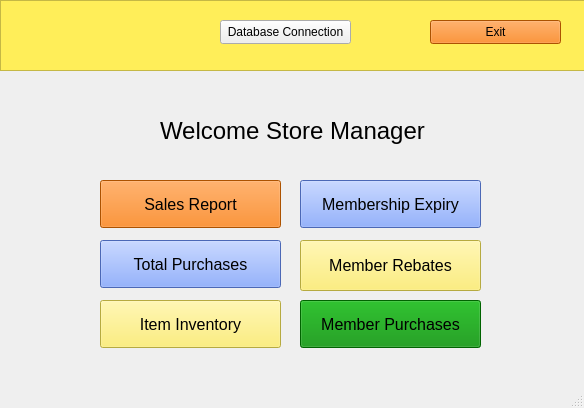
First picture: the form in storemanager.ui, repository P4TOO/BulkClub-System, before the edit.
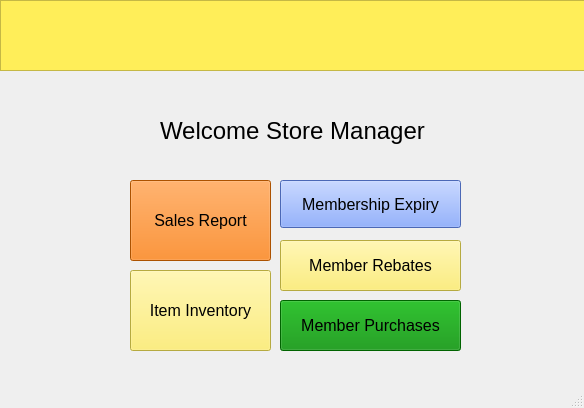
Second picture: the form after the edit. Icons and pictures are not drawn.

Commit message: modified storemanager and rebatwindow ui

What changed in the file:
```diff
--- a/storemanager.ui
+++ b/storemanager.ui
@@ -17,23 +17,10 @@
    <string notr="true"/>
   </property>
   <widget class="QWidget" name="centralwidget">
-   <widget class="QPushButton" name="checkDatabaseConnection">
-    <property name="geometry">
-     <rect>
-      <x>220</x>
-      <y>20</y>
-      <width>131</width>
-      <height>24</height>
-     </rect>
-    </property>
-    <property name="text">
-     <string>Database Connection</string>
-    </property>
-   </widget>
    <widget class="QPushButton" name="member_rebates">
     <property name="geometry">
      <rect>
-      <x>300</x>
+      <x>280</x>
       <y>240</y>
       <width>181</width>
       <height>51</height>
@@ -54,10 +41,10 @@
    <widget class="QPushButton" name="member_purchases">
     <property name="geometry">
      <rect>
-      <x>300</x>
+      <x>280</x>
       <y>300</y>
       <width>181</width>
-      <height>48</height>
+      <height>51</height>
      </rect>
     </property>
     <property name="font">
@@ -75,7 +62,7 @@
    <widget class="QPushButton" name="membership_expiry_search">
     <property name="geometry">
      <rect>
-      <x>300</x>
+      <x>280</x>
       <y>180</y>
       <width>181</width>
       <height>48</height>
@@ -96,10 +83,10 @@
    <widget class="QPushButton" name="item_inventory">
     <property name="geometry">
      <rect>
-      <x>100</x>
-      <y>300</y>
-      <width>181</width>
-      <height>48</height>
+      <x>130</x>
+      <y>270</y>
+      <width>141</width>
+      <height>81</height>
      </rect>
     </property>
     <property name="font">
@@ -117,10 +104,10 @@
    <widget class="QPushButton" name="sales_report">
     <property name="geometry">
      <rect>
-      <x>100</x>
+      <x>130</x>
       <y>180</y>
-      <width>181</width>
-      <height>48</height>
+      <width>141</width>
+      <height>81</height>
      </rect>
     </property>
     <property name="font">
@@ -138,27 +125,6 @@
      <string>Sales Report</string>
     </property>
    </widget>
-   <widget class="QPushButton" name="total_purchases">
-    <property name="geometry">
-     <rect>
-      <x>100</x>
-      <y>240</y>
-      <width>181</width>
-      <height>48</height>
-     </rect>
-    </property>
-    <property name="font">
-     <font>
-      <pointsize>12</pointsize>
-     </font>
-    </property>
-    <property name="styleSheet">
-     <string notr="true">background-color: rgb(105, 146, 255)</string>
-    </property>
-    <property name="text">
-     <string>Total Purchases</string>
-    </property>
-   </widget>
    <widget class="QLabel" name="label">
     <property name="geometry">
      <rect>
@@ -177,22 +143,6 @@
      <string>Welcome Store Manager</string>
     </property>
    </widget>
-   <widget class="QPushButton" name="exitButton">
-    <property name="geometry">
-     <rect>
-      <x>430</x>
-      <y>20</y>
-      <width>131</width>
-      <height>24</height>
-     </rect>
-    </property>
-    <property name="styleSheet">
-     <string notr="true">background-color: rgb(241, 115, 0)</string>
-    </property>
-    <property name="text">
-     <string>Exit</string>
-    </property>
-   </widget>
    <widget class="QGraphicsView" name="graphicsView_2">
     <property name="geometry">
      <rect>
@@ -209,7 +159,7 @@
    <widget class="QLabel" name="label_2">
     <property name="geometry">
      <rect>
-      <x>70</x>
+      <x>50</x>
       <y>0</y>
       <width>51</width>
       <height>61</height>
@@ -222,6 +172,36 @@
      <pixmap>../Misc 2/Downloads/output-onlinepngtools.png</pixmap>
     </property>
    </widget>
+   <widget class="QWidget" name="">
+    <property name="geometry">
+     <rect>
+      <x>340</x>
+      <y>10</y>
+      <width>232</width>
+      <height>53</height>
+     </rect>
+    </property>
+    <layout class="QHBoxLayout" name="horizontalLayout">
+     <item>
+      <widget class="QPushButton" name="checkDatabaseConnection">
+       <property name="text">
+        <string>Database Connection</string>
+       </property>
+      </widget>
+     </item>
+     <item>
+      <widget class="QPushButton" name="exitButton">
+       <property name="styleSheet">
+        <string notr="true">background-color: rgb(241, 115, 0)</string>
+       </property>
+       <property name="text">
+        <string>Exit</string>
+       </property>
+      </widget>
+     </item>
+    </layout>
+   </widget>
+   <zorder>graphicsView_2</zorder>
    <zorder>member_rebates</zorder>
    <zorder>member_purchases</zorder>
    <zorder>membership_expiry_search</zorder>
```
Left out of the diff: 2 changed lines with no effect on the pictures. The commit also changes 1 other file.
